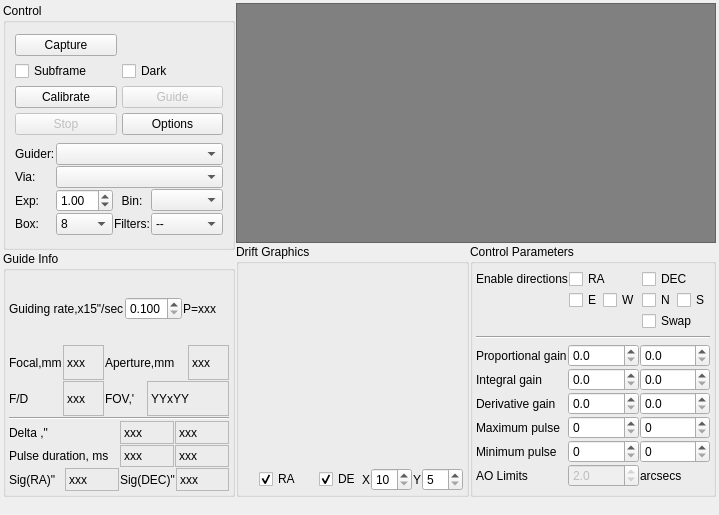
Before: the Qt Designer form kstars/ekos/guide/guide.ui in KDE/kstars, drawn with Qt 5.
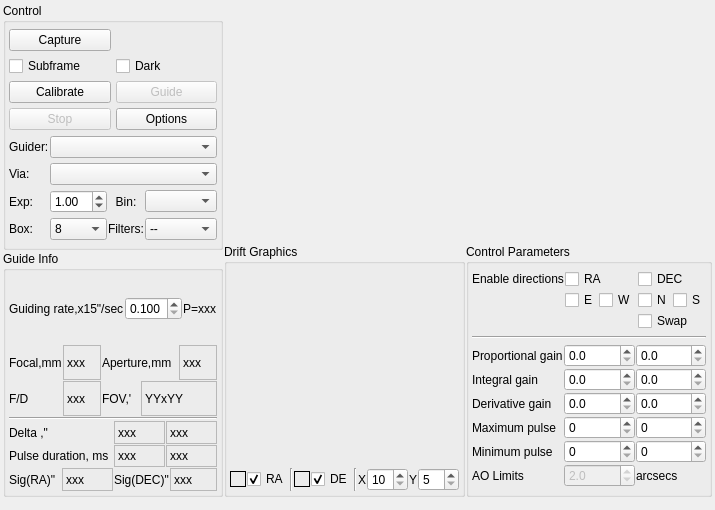
After: the same form once the commit is applied. Custom widgets are drawn as their Qt base class.

```diff
--- a/kstars/ekos/guide/guide.ui
+++ b/kstars/ekos/guide/guide.ui
@@ -6,8 +6,8 @@
    <rect>
     <x>0</x>
     <y>0</y>
-    <width>702</width>
-    <height>515</height>
+    <width>697</width>
+    <height>510</height>
    </rect>
   </property>
   <layout class="QVBoxLayout" name="verticalLayout_5">
@@ -42,6 +42,21 @@
           <string>Control</string>
          </property>
          <layout class="QVBoxLayout" name="verticalLayout_4">
+          <property name="spacing">
+           <number>3</number>
+          </property>
+          <property name="leftMargin">
+           <number>3</number>
+          </property>
+          <property name="topMargin">
+           <number>3</number>
+          </property>
+          <property name="rightMargin">
+           <number>3</number>
+          </property>
+          <property name="bottomMargin">
+           <number>3</number>
+          </property>
           <item>
            <layout class="QGridLayout" name="controlLayout">
             <property name="spacing">
@@ -115,9 +130,12 @@
           </item>
           <item>
            <layout class="QGridLayout" name="gridLayout_6">
-            <property name="spacing">
+            <property name="horizontalSpacing">
              <number>1</number>
             </property>
+            <property name="verticalSpacing">
+             <number>5</number>
+            </property>
             <item row="0" column="0">
              <widget class="QLabel" name="label">
               <property name="text">
@@ -586,32 +604,19 @@
      <item>
       <layout class="QVBoxLayout" name="rightLayout">
        <item>
-        <widget class="FITSView" name="guideView">
+        <widget class="QWidget" name="guideWidget" native="true">
          <property name="minimumSize">
           <size>
            <width>320</width>
            <height>240</height>
           </size>
          </property>
-         <property name="styleSheet">
-          <string notr="true">background-color:gray;</string>
+         <property name="sizeIncrement">
+          <size>
+           <width>40</width>
+           <height>30</height>
+          </size>
          </property>
-         <property name="sizeAdjustPolicy">
-          <enum>QAbstractScrollArea::AdjustToContentsOnFirstShow</enum>
-         </property>
-         <property name="widgetResizable">
-          <bool>true</bool>
-         </property>
-         <widget class="QWidget" name="scrollAreaWidgetContents_2">
-          <property name="geometry">
-           <rect>
-            <x>0</x>
-            <y>0</y>
-            <width>462</width>
-            <height>238</height>
-           </rect>
-          </property>
-         </widget>
         </widget>
        </item>
        <item>
@@ -714,6 +719,9 @@
                   <height>16</height>
                  </size>
                 </property>
+                <property name="frameShape">
+                 <enum>QFrame::Box</enum>
+                </property>
                 <property name="text">
                  <string/>
                 </property>
@@ -732,6 +740,13 @@
                 </property>
                </widget>
               </item>
+              <item>
+               <widget class="Line" name="line_3">
+                <property name="orientation">
+                 <enum>Qt::Vertical</enum>
+                </property>
+               </widget>
+              </item>
               <item>
                <widget class="QLabel" name="DEDriftLabel">
                 <property name="minimumSize">
@@ -746,6 +761,9 @@
                   <height>16</height>
                  </size>
                 </property>
+                <property name="frameShape">
+                 <enum>QFrame::Box</enum>
+                </property>
                 <property name="text">
                  <string/>
                 </property>
@@ -764,6 +782,13 @@
                 </property>
                </widget>
               </item>
+              <item>
+               <widget class="Line" name="line_4">
+                <property name="orientation">
+                 <enum>Qt::Vertical</enum>
+                </property>
+               </widget>
+              </item>
               <item>
                <widget class="QLabel" name="l_1">
                 <property name="text">
@@ -1156,12 +1181,6 @@
   <zorder></zorder>
  </widget>
  <customwidgets>
-  <customwidget>
-   <class>FITSView</class>
-   <extends>QScrollArea</extends>
-   <header>fitsviewer/fitsview.h</header>
-   <container>1</container>
-  </customwidget>
   <customwidget>
    <class>ScrollGraph</class>
    <extends>QWidget</extends>
```
Left out of the diff: 2 changed lines with no effect on the pictures.
